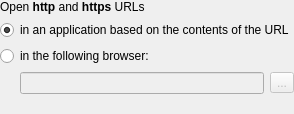
The window that browserconfig_ui.ui (shentok/componentchooser) describes before a commit, drawn with Qt 5.
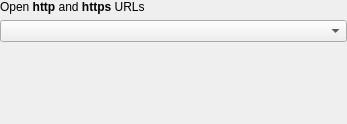
The same window after the commit. Custom widgets are drawn as their Qt base class.

What changed in the file:
```diff
--- a/browserconfig_ui.ui
+++ b/browserconfig_ui.ui
@@ -2,6 +2,14 @@
 <ui version="4.0">
  <class>BrowserConfig_UI</class>
  <widget class="QWidget" name="BrowserConfig_UI">
+  <property name="geometry">
+   <rect>
+    <x>0</x>
+    <y>0</y>
+    <width>347</width>
+    <height>124</height>
+   </rect>
+  </property>
   <layout class="QVBoxLayout" name="verticalLayout">
    <property name="margin">
     <number>0</number>
@@ -14,58 +22,7 @@
     </widget>
    </item>
    <item>
-    <widget class="QRadioButton" name="radioKIO">
-     <property name="text">
-      <string>in an application based on the contents of the URL</string>
-     </property>
-     <property name="checked">
-      <bool>true</bool>
-     </property>
-    </widget>
-   </item>
-   <item>
-    <widget class="QRadioButton" name="radioExec">
-     <property name="text">
-      <string>in the following browser:</string>
-     </property>
-    </widget>
-   </item>
-   <item>
-    <layout class="QHBoxLayout">
-     <item>
-      <spacer>
-       <property name="orientation">
-        <enum>Qt::Horizontal</enum>
-       </property>
-       <property name="sizeType">
-        <enum>QSizePolicy::Fixed</enum>
-       </property>
-       <property name="sizeHint" stdset="0">
-        <size>
-         <width>20</width>
-         <height>0</height>
-        </size>
-       </property>
-      </spacer>
-     </item>
-     <item>
-      <widget class="KLineEdit" name="lineExec">
-       <property name="enabled">
-        <bool>false</bool>
-       </property>
-      </widget>
-     </item>
-     <item>
-      <widget class="QToolButton" name="btnSelectBrowser">
-       <property name="enabled">
-        <bool>false</bool>
-       </property>
-       <property name="text">
-        <string>...</string>
-       </property>
-      </widget>
-     </item>
-    </layout>
+    <widget class="KComboBox" name="kcombobox"/>
    </item>
    <item>
     <spacer>
@@ -87,9 +44,9 @@
  </widget>
  <customwidgets>
   <customwidget>
-   <class>KLineEdit</class>
-   <extends>QLineEdit</extends>
-   <header location="global">KDE/KLineEdit</header>
+   <class>KComboBox</class>
+   <extends>QComboBox</extends>
+   <header>kcombobox.h</header>
   </customwidget>
  </customwidgets>
  <resources/>
```
Left out of the diff: 35 changed lines with no effect on the pictures.
